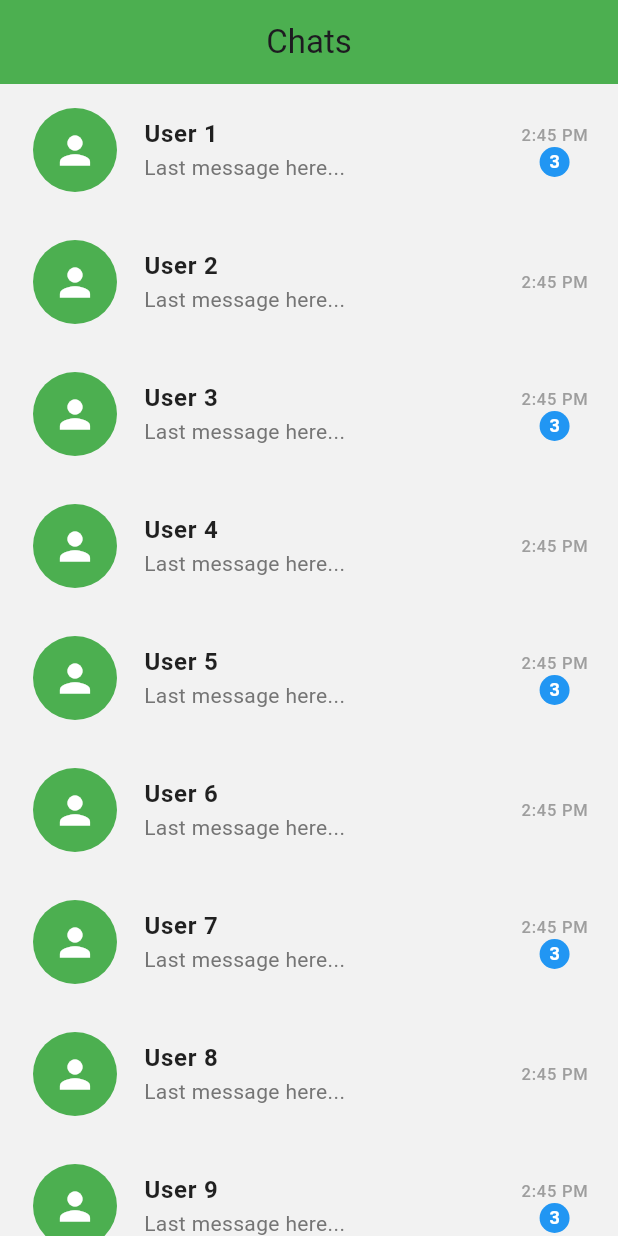
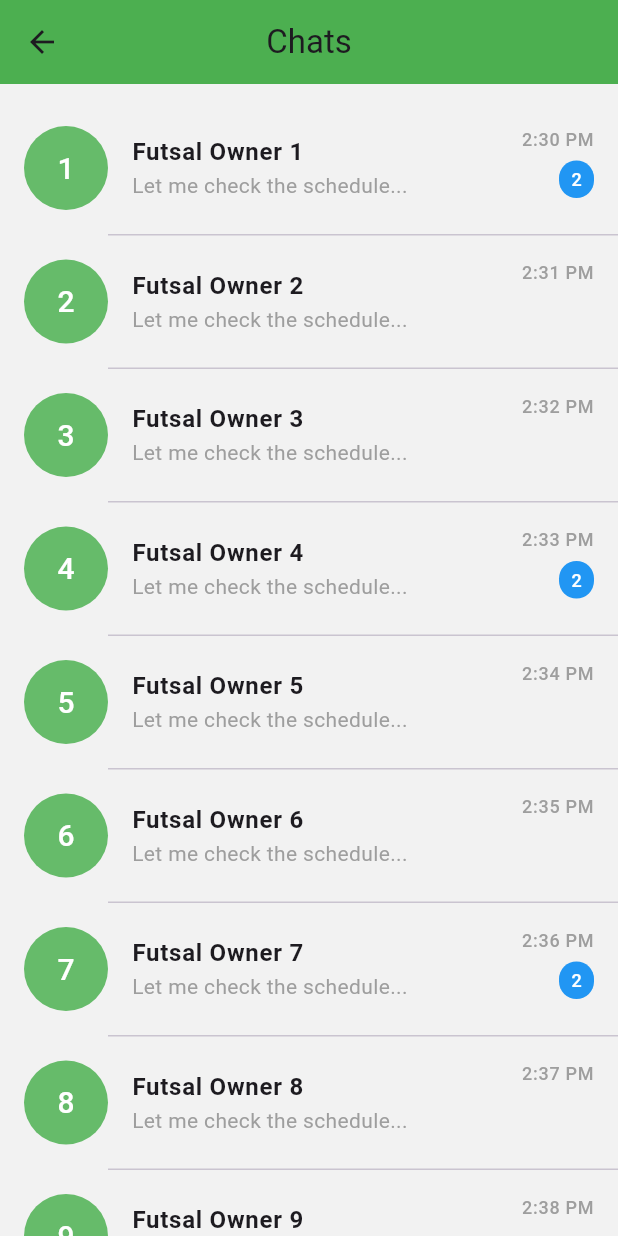
Before and after one commit to Dinesh-jrr/Futsal-Booking-System, a Flutter app: the ChatListScreen screen opened directly, on a phone screen of 412 x 824 dp. Run offline on Flutter 3.47's test engine with Material 3 defaults, Android fonts, the phone set to English and light mode, and no system bars; our stand-ins replace flutter_rating_bar, google_maps_flutter, shared_preferences, socket_io_client, table_calendar; accounts and stored records are empty.

Commit message:
chat system implementation updated

```diff
--- a/lib/presentation/Main_Pages/Chats/chat_list_screen.dart
+++ b/lib/presentation/Main_Pages/Chats/chat_list_screen.dart
@@ -1,80 +1,90 @@
 import 'package:flutter/material.dart';
 import 'chat_screen.dart';
-
-//implement the logic for chat system
-//using socket.io in flutter
 
 class ChatListScreen extends StatelessWidget {
   const ChatListScreen({super.key});
 
   @override
   Widget build(BuildContext context) {
+    final String playerId = 'flutter_player_123'; // your user
+    final String adminId = 'admin_user_456'; // web admin
+
+    // Dummy conversations — in real app, fetch from backend
+    final List<Map<String, dynamic>> conversations = List.generate(10, (index) {
+      return {
+        'name': 'Futsal Owner ${index + 1}',
+        'lastMessage': 'Let me check the schedule...',
+        'timestamp': '2:${30 + index} PM',
+        'unreadCount': index % 3 == 0 ? 2 : 0,
+      };
+    });
+
     return Scaffold(
       appBar: AppBar(
-        automaticallyImplyLeading: false,
         title: const Text("Chats"),
+        backgroundColor: Colors.green,
         centerTitle: true,
-        backgroundColor: Colors.green,
         elevation: 0,
       ),
-      body: ListView.builder(
-        itemCount: 10, // Placeholder data count
+      body: ListView.separated(
+        itemCount: conversations.length,
+        padding: const EdgeInsets.symmetric(vertical: 12),
+        separatorBuilder: (_, __) => const Divider(height: 1, indent: 72),
         itemBuilder: (context, index) {
-          return InkWell(
+          final chat = conversations[index];
+
+          return ListTile(
             onTap: () {
               Navigator.push(
                 context,
-                MaterialPageRoute(builder: (context) => const ChatScreen()),
+                MaterialPageRoute(
+                  builder: (_) => ChatScreen(
+                    playerId: playerId,
+                    adminId: adminId,
+                  ),
+                ),
               );
             },
-            child: Padding(
-              padding: const EdgeInsets.symmetric(vertical: 8.0),
-              child: ListTile(
-                contentPadding: const EdgeInsets.symmetric(horizontal: 20.0),
-                leading: const CircleAvatar(
-                  backgroundColor: Colors.green,
-                  radius: 30,
-                  child: Icon(
-                    Icons.person,
-                    color: Colors.white,
-                    size: 30,
+            contentPadding: const EdgeInsets.symmetric(horizontal: 16, vertical: 8),
+            leading: CircleAvatar(
+              backgroundColor: Colors.green[400],
+              radius: 28,
+              child: Text(
+                chat['name'].split(" ").last[0],
+                style: const TextStyle(color: Colors.white, fontSize: 20),
               ),
             ),
             title: Text(
-                  'User ${index + 1}',
-                  style: const TextStyle(
-                    fontSize: 16,
-                    fontWeight: FontWeight.bold,
-                    color: Colors.black87,
-                  ),
+              chat['name'],
+              style: const TextStyle(fontWeight: FontWeight.bold),
             ),
             subtitle: Text(
-                  'Last message here...',
-                  style: TextStyle(color: Colors.grey[600]),
+              chat['lastMessage'],
+              maxLines: 1,
+              overflow: TextOverflow.ellipsis,
+              style: const TextStyle(color: Colors.grey),
             ),
             trailing: Column(
-                  mainAxisAlignment: MainAxisAlignment.center,
+              crossAxisAlignment: CrossAxisAlignment.end,
               children: [
-                    const Text(
-                      '2:45 PM',
-                      style: TextStyle(color: Colors.grey),
+                Text(
+                  chat['timestamp'],
+                  style: const TextStyle(color: Colors.grey, fontSize: 12),
                 ),
-                    if (index % 2 == 0)
-                      const CircleAvatar(
-                        radius: 10,
-                        backgroundColor: Colors.blue,
+                if (chat['unreadCount'] > 0)
+                  Container(
+                    margin: const EdgeInsets.only(top: 6),
+                    padding: const EdgeInsets.symmetric(horizontal: 8, vertical: 4),
+                    decoration: BoxDecoration(
+                      color: Colors.blue,
+                      borderRadius: BorderRadius.circular(12),
+                    ),
                     child: Text(
-                          '3',
-                          style: TextStyle(
-                            fontSize: 12,
-                            color: Colors.white,
-                            fontWeight: FontWeight.bold,
-                          ),
+                      '${chat['unreadCount']}',
+                      style: const TextStyle(color: Colors.white, fontSize: 12),
                     ),
                   ),
               ],
-                ),
-              ),
             ),
           );
         },
--- a/pubspec.yaml
+++ b/pubspec.yaml
@@ -14,6 +14,7 @@ dependencies:
   table_calendar: ^3.0.9
   google_maps_flutter: ^2.5.0
   cached_network_image: ^3.3.0
+  socket_io_client: ^2.0.3+1
 
   esewa_flutter_sdk:
     path: C:/Futsal Booking System/Player/external_sdk/esewa_sdk/esewa_flutter_sdk/esewa_flutter_sdk
```
Also changed, not shown: lib/presentation/Main_Pages/Chats/chat_screen.dart (+137 -64 lines), lib/services/socket_service.dart (added, +45 -0 lines), pubspec.lock. Lines whose indentation alone changed are shown as unchanged.
